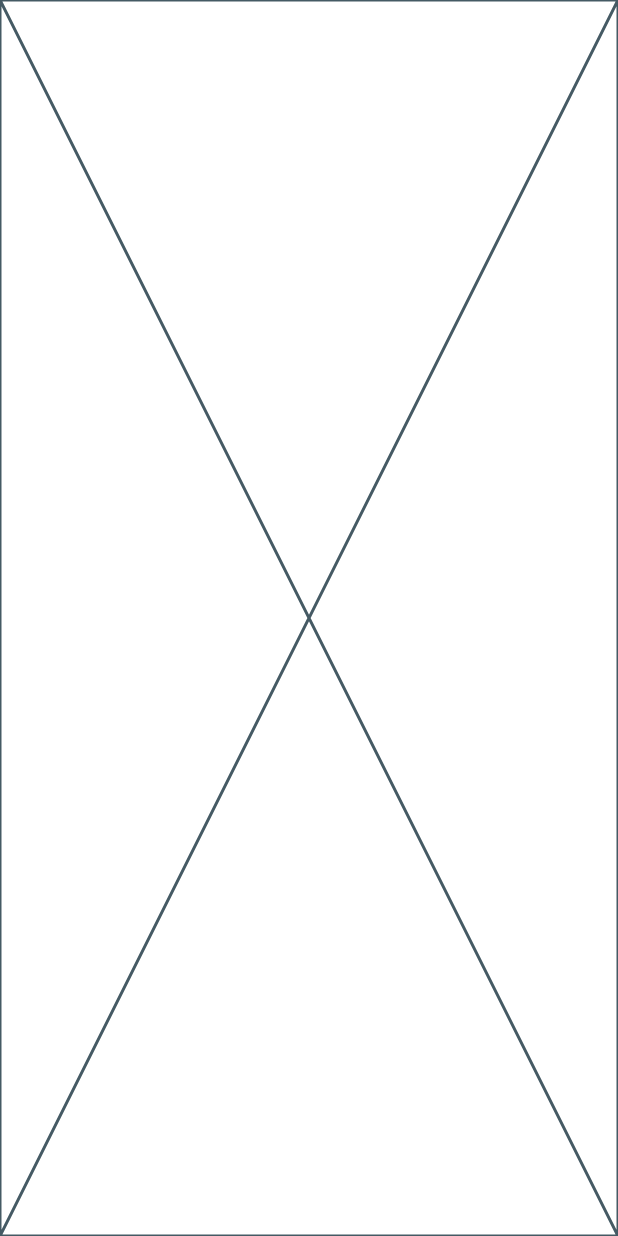
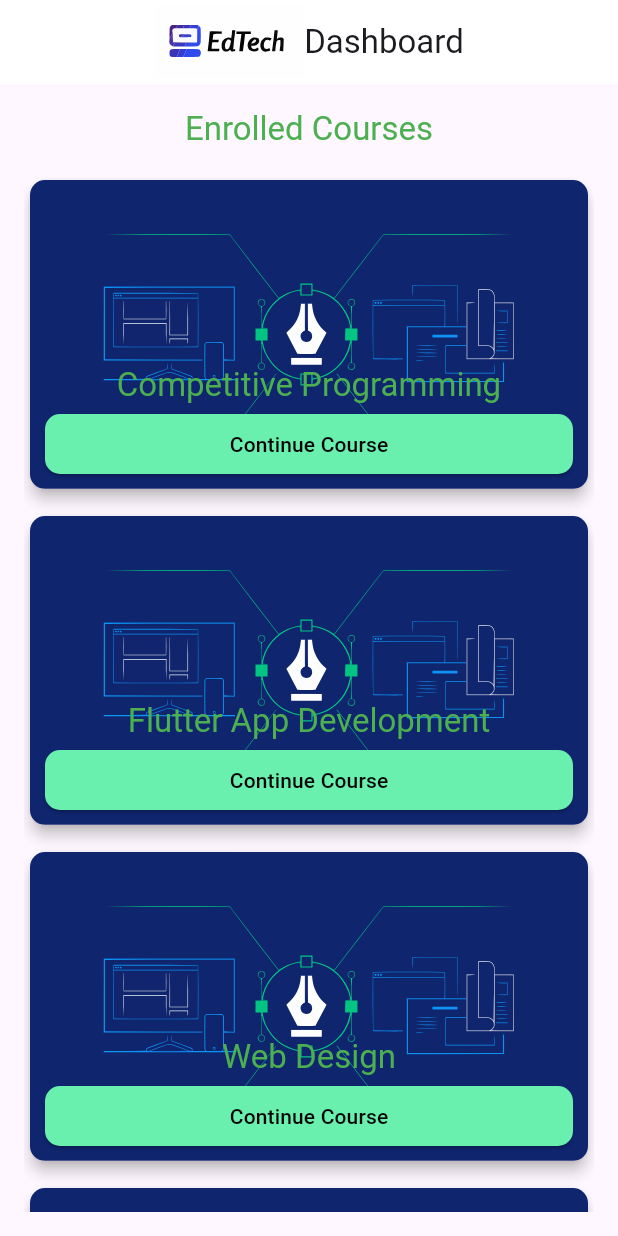
Before and after one commit to hredhayxz/edtech, a Flutter app: the screen it shows after launch, on a phone screen of 412 x 824 dp. Run offline on Flutter 3.47's test engine with Material 3 defaults, Android fonts, the phone set to English and light mode, and no system bars; our stand-ins replace flutter_svg, get.

Commit message:
Dashboard Design has been done

```diff
--- a/lib/presentation/ui/screens/dashboard_screen.dart
+++ b/lib/presentation/ui/screens/dashboard_screen.dart
@@ -1,10 +1,70 @@
+import 'package:edtech/presentation/ui/utility/assets_path.dart';
+import 'package:edtech/presentation/ui/widgets/enrolled_course_card.dart';
 import 'package:flutter/material.dart';
+import 'package:flutter_svg/flutter_svg.dart';
 
 class DashboardScreen extends StatelessWidget {
-  const DashboardScreen({super.key});
+  DashboardScreen({super.key});
+
+  Map<String, String> enrolledCourseData = {
+    'Competitive Programming': AssetsPath.courseCoverSVG,
+    'Flutter App Development': AssetsPath.courseCoverSVG,
+    'Web Design': AssetsPath.courseCoverSVG,
+    'Web Development': AssetsPath.courseCoverSVG,
+    'Graphic Design': AssetsPath.courseCoverSVG,
+  };
 
   @override
   Widget build(BuildContext context) {
-    return const Placeholder();
+    return Scaffold(
+      appBar: AppBar(
+        backgroundColor: Colors.white,
+        title: Row(
+          mainAxisAlignment: MainAxisAlignment.center,
+          children: [
+            SvgPicture.asset(
+              AssetsPath.edTechLogo2SVG,
+              width: 100,
+            ),
+            const Text('Dashboard'),
+          ],
+        ),
+      ),
+      body: SafeArea(
+        child: Padding(
+          padding: const EdgeInsets.all(16.0),
+          child: Column(
+            mainAxisAlignment: MainAxisAlignment.center,
+            children: <Widget>[
+              Text(
+                'Enrolled Courses',
+                style: Theme.of(context)
+                    .textTheme
+                    .titleLarge
+                    ?.copyWith(color: Colors.green),
+              ),
+              const SizedBox(height: 16),
+              // Add some space between the text and the GridView
+              Expanded(
+                child: ListView.separated(
+                  itemCount: enrolledCourseData.length,
+                  itemBuilder: (BuildContext context, int index) {
+                    return EnrolledCourseCard(
+                      courseTitle: enrolledCourseData.keys.elementAt(index),
+                      imageLink: enrolledCourseData.values.elementAt(index),
+                    );
+                  },
+                  separatorBuilder: (BuildContext context, int index) {
+                    return const SizedBox(
+                      height: 10,
+                    );
+                  },
+                ),
+              ),
+            ],
+          ),
+        ),
+      ),
+    );
   }
 }
--- a/lib/presentation/ui/screens/splash_screen.dart
+++ b/lib/presentation/ui/screens/splash_screen.dart
@@ -20,7 +20,7 @@ class _SplashScreenState extends State<SplashScreen> {
 
   Future<void> goToNextScreen() async {
     Future.delayed(const Duration(seconds: 2)).then((value) {
-      Get.offAll(() => const DashboardScreen());
+      Get.offAll(() => DashboardScreen());
     });
   }
 
--- a/lib/presentation/ui/utility/assets_path.dart
+++ b/lib/presentation/ui/utility/assets_path.dart
@@ -3,4 +3,5 @@ class AssetsPath {
 
   static String edTechLogo1SVG = 'assets/images/logo1.svg';
   static String edTechLogo2SVG = 'assets/images/logo2.svg';
+  static String courseCoverSVG = 'assets/images/course_cover.svg';
 }
--- /dev/null
+++ b/lib/presentation/ui/widgets/enrolled_course_card.dart
@@ -0,0 +1,66 @@
+import 'package:flutter/material.dart';
+import 'package:flutter_svg/flutter_svg.dart';
+
+class EnrolledCourseCard extends StatelessWidget {
+  const EnrolledCourseCard({
+    super.key,
+    required this.courseTitle,
+    required this.imageLink,
+  });
+
+  final String courseTitle;
+  final String imageLink;
+
+  @override
+  Widget build(BuildContext context) {
+    Size screenSize = MediaQuery.of(context).size;
+    return Card(
+      elevation: 4,
+      child: Stack(
+        children: [
+          ClipRRect(
+            borderRadius: BorderRadius.circular(10.0),
+            child: SvgPicture.asset(
+              imageLink,
+              fit: BoxFit.cover,
+              width: screenSize.width,
+            ),
+          ),
+          Positioned(
+            bottom: 10,
+            left: 10,
+            right: 10,
+            child: Column(
+              children: [
+                Text(
+                  courseTitle,
+                  style: Theme.of(context)
+                      .textTheme
+                      .titleLarge
+                      ?.copyWith(color: Colors.green),
+                ),
+                const SizedBox(
+                  height: 5,
+                ),
+                SizedBox(
+                  width: screenSize.width,
+                  height: 40,
+                  child: ElevatedButton(
+                    onPressed: () {},
+                    style: ElevatedButton.styleFrom(
+                      backgroundColor: Colors.greenAccent,
+                      shape: RoundedRectangleBorder(
+                        borderRadius: BorderRadius.circular(10.0),
+                      ),
+                    ),
+                    child: const Text('Continue Course',style: TextStyle(color: Colors.black),),
+                  ),
+                ),
+              ],
+            ),
+          ),
+        ],
+      ),
+    );
+  }
+}
```
Also changed, not shown: assets/images/course_cover.svg (added).
